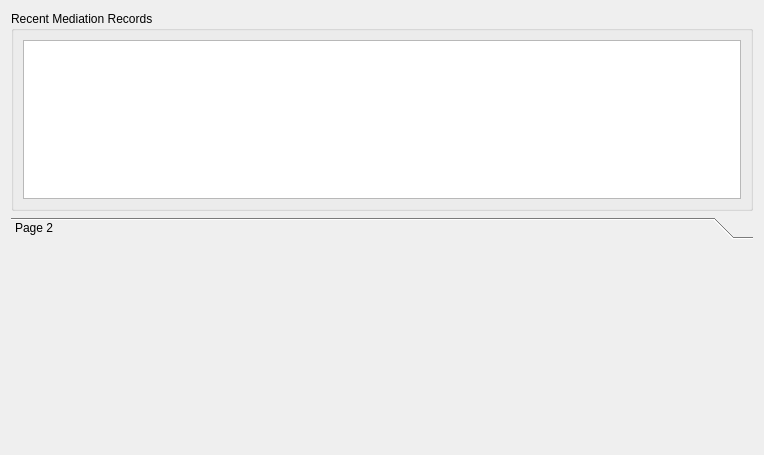
Qt form drc/gui/mediationprocessview.ui (lansdon/cpts483_drc) before a commit.
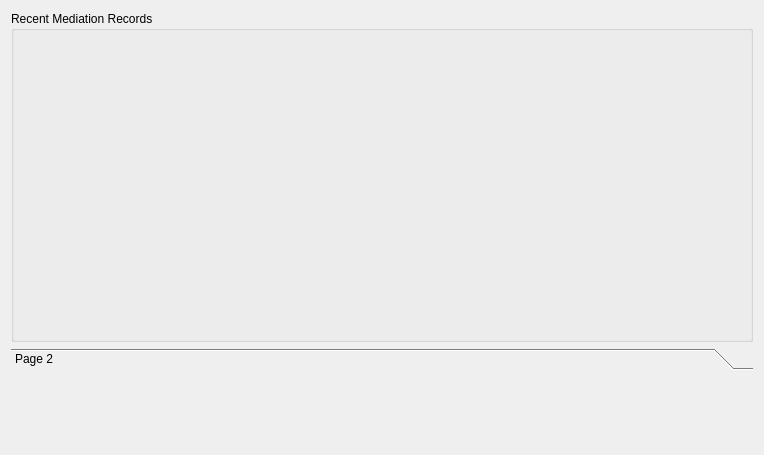
The same form after that commit.

```diff
--- a/drc/gui/mediationprocessview.ui
+++ b/drc/gui/mediationprocessview.ui
@@ -28,10 +28,16 @@
   <layout class="QVBoxLayout" name="verticalLayout">
    <item>
     <widget class="QGroupBox" name="recentGroupBox">
+     <property name="minimumSize">
+      <size>
+       <width>0</width>
+       <height>300</height>
+      </size>
+     </property>
      <property name="maximumSize">
       <size>
        <width>16777215</width>
-       <height>200</height>
+       <height>700</height>
       </size>
      </property>
      <property name="title">
@@ -39,7 +45,15 @@
      </property>
      <layout class="QGridLayout" name="gridLayout">
       <item row="0" column="0">
-       <widget class="QTableWidget" name="MediationProcessTableWidget"/>
+       <widget class="QWidget" name="MediationOverviewWidget" native="true">
+        <property name="minimumSize">
+         <size>
+          <width>0</width>
+          <height>300</height>
+         </size>
+        </property>
+        <layout class="QGridLayout" name="gridLayout_2"/>
+       </widget>
       </item>
      </layout>
     </widget>
@@ -54,8 +68,8 @@
        <rect>
         <x>0</x>
         <y>0</y>
-        <width>740</width>
-        <height>194</height>
+        <width>746</width>
+        <height>71</height>
        </rect>
       </property>
       <property name="font">
```
